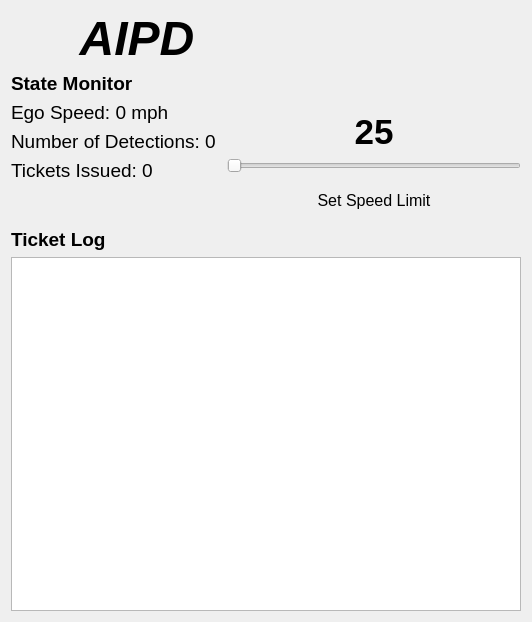
Above: aipd_panel/resource/aipd_panel.ui from linklab-uva/aipd before the change. Below: the same form after it.
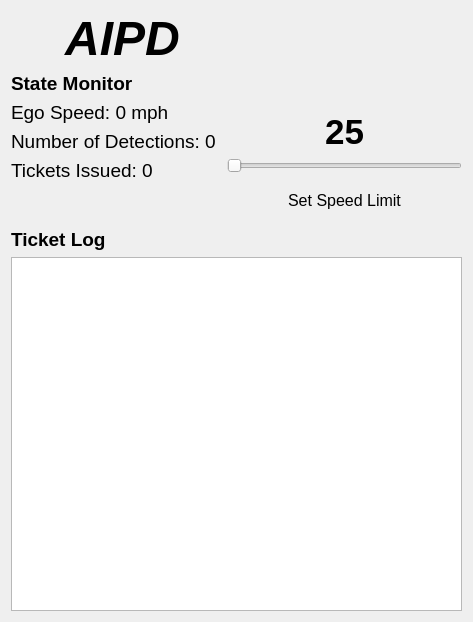
That is the form after the change. Icons and pictures are not drawn.

What changed in the file:
```diff
--- a/aipd_panel/resource/aipd_panel.ui
+++ b/aipd_panel/resource/aipd_panel.ui
@@ -6,7 +6,7 @@
    <rect>
     <x>0</x>
     <y>0</y>
-    <width>532</width>
+    <width>473</width>
     <height>622</height>
    </rect>
   </property>
@@ -94,7 +94,13 @@
          <item>
           <layout class="QVBoxLayout" name="verticalLayout_3">
            <item>
-            <widget class="QSlider" name="horizontalSlider">
+            <widget class="QSlider" name="speed_slider">
+             <property name="minimum">
+              <number>15</number>
+             </property>
+             <property name="maximum">
+              <number>55</number>
+             </property>
              <property name="orientation">
               <enum>Qt::Horizontal</enum>
              </property>
```
